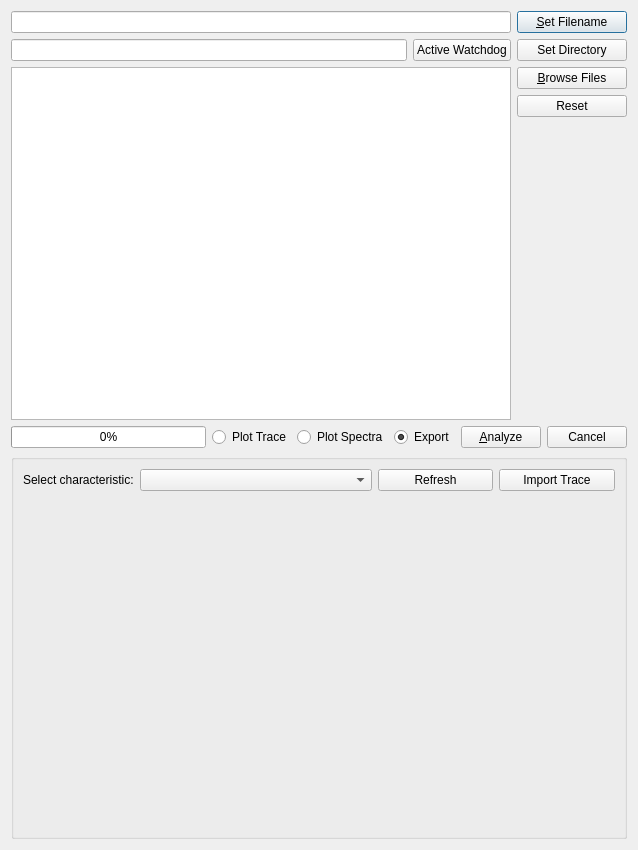
This is ui/batch_dialog.ui in knipe1/oes-spa as Qt 5 draws it before an edit. The edited form follows.
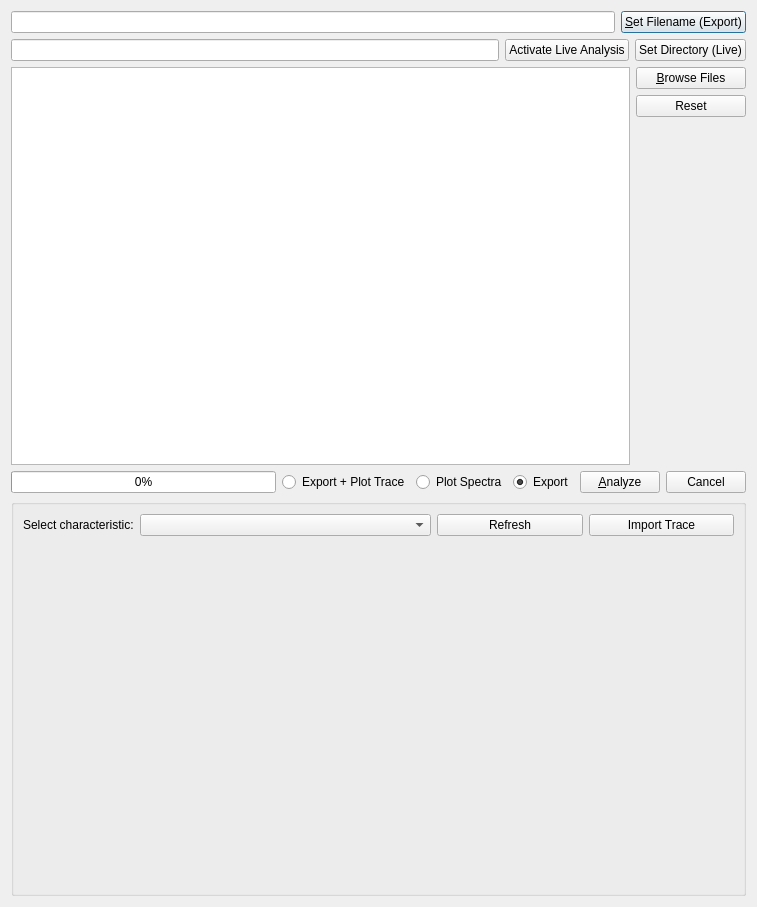
This is the edited form. Icons and pictures are not drawn. Custom widgets are drawn as their Qt base class.

```diff
--- a/ui/batch_dialog.ui
+++ b/ui/batch_dialog.ui
@@ -6,8 +6,8 @@
    <rect>
     <x>0</x>
     <y>0</y>
-    <width>638</width>
-    <height>850</height>
+    <width>757</width>
+    <height>907</height>
    </rect>
   </property>
   <property name="sizePolicy">
@@ -54,7 +54,7 @@
         </size>
        </property>
        <property name="text">
-        <string>&amp;Set Filename</string>
+        <string>&amp;Set Filename (Export)</string>
        </property>
       </widget>
      </item>
@@ -72,7 +72,7 @@
      <item>
       <widget class="QPushButton" name="btnWatchdog">
        <property name="text">
-        <string>Active Watchdog</string>
+        <string>Activate Live Analysis</string>
        </property>
        <property name="checkable">
         <bool>true</bool>
@@ -97,7 +97,7 @@
         </size>
        </property>
        <property name="text">
-        <string>Set Directory</string>
+        <string>Set Directory (Live)</string>
        </property>
       </widget>
      </item>
@@ -181,7 +181,7 @@
      <item>
       <widget class="QRadioButton" name="radTrace">
        <property name="text">
-        <string>Plot Trace</string>
+        <string>Export + Plot Trace</string>
        </property>
        <attribute name="buttonGroup">
         <string notr="true">RadProcess</string>
@@ -297,8 +297,8 @@
         </property>
         <property name="maximumSize">
          <size>
-          <width>800</width>
-          <height>800</height>
+          <width>80000</width>
+          <height>80000</height>
          </size>
         </property>
         <property name="baseSize">
```
